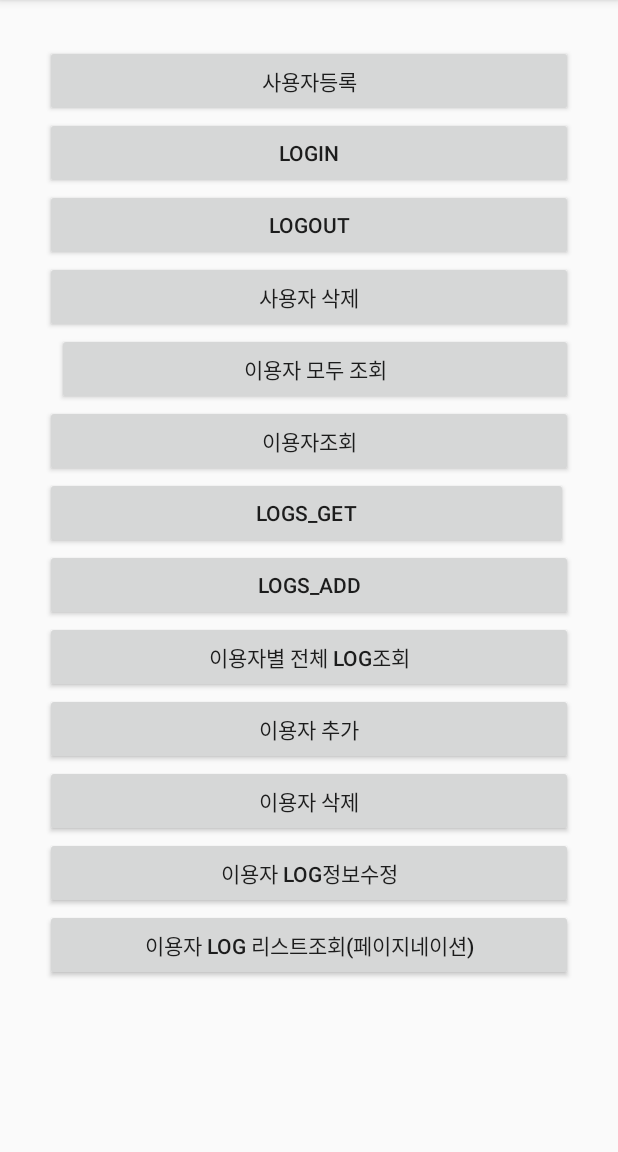
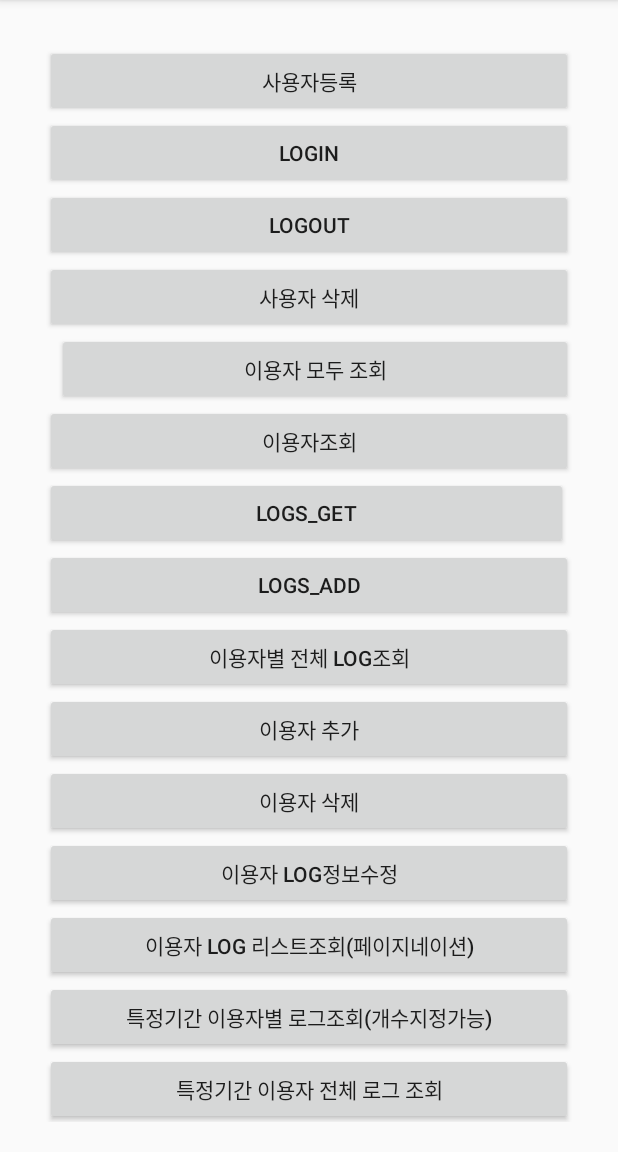
Before and after one commit to chachacha12/Retrofit_example, an Android app: the screen it shows after launch (MainActivity), on a phone screen of 412 x 824 dp, the part 84-1236 px from its top. Run offline under Robolectric (Android 15) with nearby library versions, the phone set to English and light mode, and no system bars.

Commit message:
특정기간 이용자 로그리스트 조회 (페이지네이션), 특정기간 이용자 전체 로그리스트 조회 등 완료

```diff
--- a/app/src/main/java/com/example/retrofit_example/HowlService.kt
+++ b/app/src/main/java/com/example/retrofit_example/HowlService.kt
@@ -5,11 +5,12 @@ import retrofit2.http.*
 
 //우리가 무슨 데이터를 서버에 요구했을때, 서버에서는 result라는 키값에 value를 넣어서 반환해줌.
 //이때 안드스튜디오에서 그 result값을 받을수있는 모델이 있어야함. 그래서 지금 이 data class가 그 모델역할.
-//data class ResponseDTO(var result:String?=null)
+
 
 interface HowlService {      //서버로 오고가는 api들을 관리해주는 인터페이스임  //서버와 앱 간의 연결역할..?
 
-    //서버에 보내야할 값들 중, 헤더는 @Header로, 파라미터는 @Path로 , Request body는 @Body라는 annotation으로 보내주기
+    //서버에 보내야할 값들 중, 헤더는 @Header로, 파라미터는 @Path로 , Request body는 @Body라는 annotation으로 보내주기.
+    //서버의 url주소가 : 다음의 값은 {}로 묶어주고, ? 다음의 값들은 지워주고 @Query로 보내주면 됨!!!
 
     //사용자 등록
     //post는 @Field는 FormData형식으로 보냄. @Body는 json으로 서버에 보내줌.
@@ -39,18 +40,20 @@ interface HowlService {      //서버로 오고가는 api들을 관리해주는
      @GET("api/logs/{log_id}")
      fun getlogRequest(@Header("Authorization")authorization:String, @Path("log_id") log_id: String): Call<GetOne>
 
+
     //logs추가
     @POST("api/logs")
     fun addlogResquest(@Header("Authorization")authorization:String, @Body log: Log):Call<success>
+
 
     //이용자 추가
     @POST("api/cnts")
     fun addCntResquest(@Header("Authorization")authorization:String, @Body cnt: Cnt):Call<success>
 
+
     //이용자 삭제
     @DELETE("api/cnts/{cnt_id}")
     fun deleteCntRequest(@Header("Authorization")authorization:String,@Path("cnt_id") cnt_id: String):Call<success>
-
 
 
     //이용자Log 정보 수정
@@ -58,29 +61,36 @@ interface HowlService {      //서버로 오고가는 api들을 관리해주는
     fun modifiy_log(@Header("Authorization")authorization:String,@Path("log_id") log_id: String, @Body log: Log) :Call<success>
 
 
-    //이용자별 전체 로그 조회 (ex.상윤이의 모든 log값을 가져오고 싶을때 씀)
+    //이용자별 전체 로그 조회
     @GET("api/logs/cnt/{cnt_id}")
     fun getAllLogRequest(@Header("Authorization")authorization:String, @Path("cnt_id") cnt_id: String): Call<GetAll>
+
+
+    //서버의 url주소가 : 다음의 값은 {}로 묶어주고, ? 다음의 값들은 지워주고 @Query로 보내주면 됨!!!
+    //이용자별 로그 리스트 조회 (페이지네이션) - 페이지0, 사이즈2를 하면 로그값 2개가 조회됨.
+    @GET("api/logs/cnt/{cnt_id}")
+    fun getLogListRequest(@Header("Authorization")authorization:String, @Path("cnt_id") cnt_id: String, @Query("page") page: Number, @Query("size") size: Number): Call<GetAll>
+
+
+    //특정기간 이용자별 로그리스트 조회 (페이지네이션)
+    @GET("api/logs/cnt/{cnt_id}")
+    fun getLog_period_Request(@Header("Authorization")authorization:String, @Path("cnt_id") cnt_id: String, @Query("page") page: Number, @Query("size") size: Number, @Query("start") start: String, @Query("end") end: String): Call<GetAll>
+
+
+    //특정기간 이용자별 전체 로그리스트 조회
+    @GET("api/logs/cnt/{cnt_id}")
+    fun getAllLog_period_Request(@Header("Authorization")authorization:String, @Path("cnt_id") cnt_id: String, @Query("start") start: String, @Query("end") end: String): Call<GetAll>
+
+
+
+   //사용자 삭제
+   @DELETE("api/users/{user_id}")
+   fun deleteUserRequest(@Header("Authorization")authorization:String,@Path("user_id") user_id: String):Call<success>
 
 
 
 
 
-    //이용자별 로그 리스트 조회 (페이지네이션)
-    @GET("api/logs/cnt/:cnt_id?page={page}&size={size}")
-    fun getLogListRequest(@Header("Authorization")authorization:String, @Path("cnt_id") cnt_id: String, @Path("page") page: Number, @Path("size") size: Number): Call<GetAll>
-
-
-
-
-
-
-
-    /*
-    //사용자 삭제
-    @DELETE("api/users/{user_id}")
-    fun deleteUserRequest(@Header("Authorization")authorization:String,@Path("cnt_id") cnt_id: String):Call<success>
-     */
 
 /*
     //이용자 정보 수정
@@ -89,8 +99,6 @@ interface HowlService {      //서버로 오고가는 api들을 관리해주는
 
 
  */
-
-
 
 
 
--- a/app/src/main/java/com/example/retrofit_example/MainActivity.kt
+++ b/app/src/main/java/com/example/retrofit_example/MainActivity.kt
@@ -322,11 +322,69 @@ class MainActivity : AppCompatActivity() {
 
                             for (i in 0..jsonArray.length() - 1) {
                                 val iObject = jsonArray.getJSONObject(i)
-                                Log.e("태그", "특정 이용자:" + iObject)
+                                Log.e("태그", "로그 객체하나:" + iObject)
+                            }
 
+                        } else {
+                            Log.e("태그", "전체 로그 조회실패" + response.body().toString())
+                        }
+                    }
+                })
+        }
+
+
+
+        //특정기간 이용자 로그리스트 조회 (페이지네이션) - 가져올 로그 개수 지정 가능?
+        button_getLog_period.setOnClickListener {
+            server.getLog_period_Request("Bearer " + currentuser.access_token, "OA7KtWMhycQFuG9k6Bys",0,1,"2020-01-01 09:00","2022-01-01 09:00")
+                .enqueue(object : Callback<GetAll> {
+                    override fun onFailure(
+                        call: Call<GetAll>,
+                        t: Throwable
+                    ) {  //object로 받아옴. 서버에서 받은 object모델과 맞지 않으면 실패함수로 빠짐
+                        Log.e("태그", "통신 아예 실패")
+                    }
+
+                    override fun onResponse(call: Call<GetAll>, response: Response<GetAll>) {
+                        if (response.isSuccessful) {
+                            val jsonArray = JSONArray(response.body()?.result.toString())
+                            Log.e("태그", "이용자 기간 로그리스트 조회성공:" + jsonArray)
+
+                            for (i in 0..jsonArray.length() - 1) {
+                                val iObject = jsonArray.getJSONObject(i)
+                                Log.e("태그", "로그 객체하나:" + iObject)
+                            }
+
+                        } else {
+                            Log.e("태그", "기간 로그 조회실패" + response.body().toString())
+                        }
+                    }
+                })
+        }
+
+
+        //특정기간 이용자 전체 로그리스트 조회
+        button_getAllLog_period.setOnClickListener {
+            server.getAllLog_period_Request("Bearer " + currentuser.access_token, "OA7KtWMhycQFuG9k6Bys","2020-01-01 09:00","2022-01-01 09:00")
+                .enqueue(object : Callback<GetAll> {
+                    override fun onFailure(
+                        call: Call<GetAll>,
+                        t: Throwable
+                    ) {  //object로 받아옴. 서버에서 받은 object모델과 맞지 않으면 실패함수로 빠짐
+                        Log.e("태그", "통신 아예 실패")
+                    }
+
+                    override fun onResponse(call: Call<GetAll>, response: Response<GetAll>) {
+                        if (response.isSuccessful) {
+                            val jsonArray = JSONArray(response.body()?.result.toString())
+                            Log.e("태그", "이용자 기간 로그 전체 조회성공:" + jsonArray)
+
+                            for (i in 0..jsonArray.length() - 1) {
+                                val iObject = jsonArray.getJSONObject(i)
+                                Log.e("태그", "로그 객체하나:" + iObject)
                             }
                         } else {
-                            Log.e("태그", "전체 로그 조회실패" + response.body().toString())
+                            Log.e("태그", "특정기간 이용자 전체 로그 조회실패" + response.body().toString())
                         }
                     }
                 })
@@ -340,6 +398,34 @@ class MainActivity : AppCompatActivity() {
 
 
 
+
+
+
+
+
+
+
+
+        /*
+        //사용자 삭제 delete기능-user삭제
+        button_deleteUser.setOnClickListener {
+            server.deleteUserRequest("Bearer " + currentuser.access_token, "iU2BnccguJBnFhqzoXpJ")
+                .enqueue(object : Callback<success> {
+                    override fun onFailure(call: Call<success>, t: Throwable) {
+                        Log.e("태그: ", "서버 통신 아예 실패")
+                    }
+
+                    override fun onResponse(call: Call<success>, response: Response<success>) {
+                        if (response.isSuccessful) {
+                            Log.e("태그   사용자 삭제성공: ", response.body()?.succeed.toString())
+                        } else {
+                            Log.e("태그   사용자 삭제실패: ", response.body()?.succeed.toString())
+                        }
+                    }
+                })
+        }
+
+         */
 
         /*
        //이용자 정보수정 PATCH기능-cnt수정
--- a/app/src/main/res/layout/activity_main.xml
+++ b/app/src/main/res/layout/activity_main.xml
@@ -120,6 +120,23 @@
             android:layout_height="wrap_content"
             android:text="이용자 Log 리스트조회(페이지네이션)" />
 
+            <Button
+                android:id="@+id/button_getLog_period"
+                android:layout_width="match_parent"
+                android:layout_height="wrap_content"
+                android:text="특정기간 이용자별 로그조회(개수지정가능)" />
+
+            <Button
+                android:id="@+id/button_getAllLog_period"
+                android:layout_width="match_parent"
+                android:layout_height="wrap_content"
+                android:text="특정기간 이용자 전체 로그 조회" />
+
+            <Button
+                android:id="@+id/button5"
+                android:layout_width="match_parent"
+                android:layout_height="wrap_content" />
+
 
         </LinearLayout>
     </ScrollView>
```
